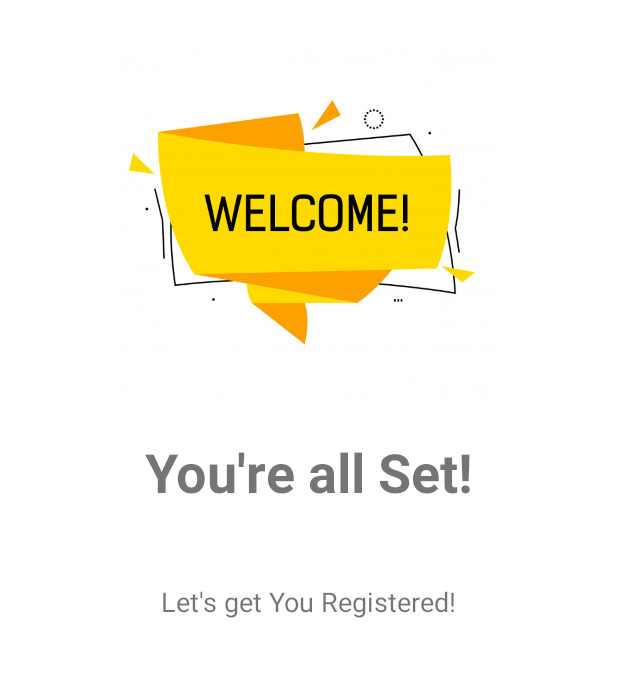
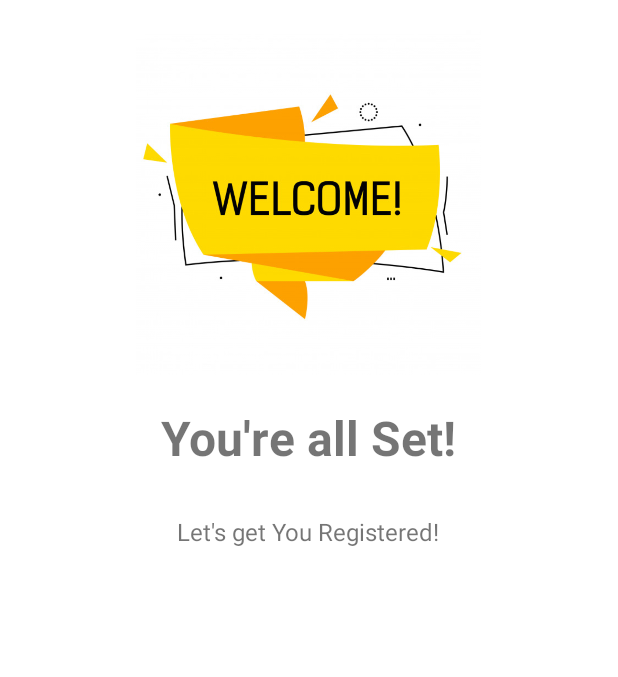
Before and after one commit to Phantom586/RadiateLabs, an Android app: the screen it shows after launch (IntroActivity), item 3 of the bottom bar chosen, on a phone screen of 412 x 824 dp, the part 195-872 px from its top. Run offline under Robolectric (Android 15) with nearby library versions, the phone set to English and light mode, and no system bars; libraries missing offline, so code that uses them is left out: com.github.ybq.android; 2 statements that could not run were skipped.

Commit message:
1 - made changes to MainActivity and OTPConfirmActivity EditText Fields, so that only a single line could be entered by the User. 2 - fixed Issue in SlideThirdFragmentActivity, i.e., The Get Started Button was overlapping the Text on the Screen.

```diff
--- a/NoQ_1/app/build.gradle
+++ b/NoQ_1/app/build.gradle
@@ -20,8 +20,8 @@ android {
         applicationId "com.younoq.noq"
         minSdkVersion 23
         targetSdkVersion 29
-        versionCode 8
-        versionName "1.3.0"
+        versionCode 9
+        versionName "1.4.0"
         testInstrumentationRunner "androidx.test.runner.AndroidJUnitRunner"
     }
     buildTypes {
--- a/NoQ_1/app/src/main/res/layout/activity_main.xml
+++ b/NoQ_1/app/src/main/res/layout/activity_main.xml
@@ -93,6 +93,9 @@
                     android:layout_width="wrap_content"
                     android:layout_height="wrap_content"
                     android:maxLines="1"
+                    android:lines="1"
+                    android:singleLine="true"
+                    android:inputType="number"
                     android:textColor="#FFF"
                     android:textSize="22sp"
                     android:ems="15"/>
--- a/NoQ_1/app/src/main/res/layout/activity_otpconfirm.xml
+++ b/NoQ_1/app/src/main/res/layout/activity_otpconfirm.xml
@@ -130,6 +130,9 @@
                         android:id="@+id/otp_enter"
                         android:layout_width="wrap_content"
                         android:layout_height="wrap_content"
+                        android:inputType="number"
+                        android:lines="1"
+                        android:singleLine="true"
                         android:maxLines="1"
                         android:textColor="#FFF"
                         android:textSize="22sp"
--- a/NoQ_1/app/src/main/res/layout/activity_slide_third_fragment.xml
+++ b/NoQ_1/app/src/main/res/layout/activity_slide_third_fragment.xml
@@ -18,8 +18,8 @@
 
     <ImageView
         android:id="@+id/imageView1"
-        android:layout_width="250dp"
-        android:layout_height="250dp"
+        android:layout_width="230dp"
+        android:layout_height="230dp"
         android:layout_marginTop="150dp"
         android:src="@drawable/welcome"
         app:layout_constraintEnd_toEndOf="parent"
@@ -35,7 +35,7 @@
         android:layout_marginEnd="146dp"
         android:gravity="center"
         android:text="@string/stf_header"
-        android:textSize="36sp"
+        android:textSize="32sp"
         android:textStyle="bold"
         app:layout_constraintEnd_toEndOf="parent"
         app:layout_constraintStart_toStartOf="parent"
@@ -45,11 +45,11 @@
         android:layout_width="wrap_content"
         android:layout_height="wrap_content"
         android:layout_marginStart="107dp"
-        android:layout_marginTop="50dp"
+        android:layout_marginTop="30dp"
         android:layout_marginEnd="107dp"
         android:gravity="center"
         android:text="@string/stf_desc"
-        android:textSize="18sp"
+        android:textSize="16sp"
         app:layout_constraintEnd_toEndOf="parent"
         app:layout_constraintStart_toStartOf="parent"
         app:layout_constraintTop_toBottomOf="@+id/textView4" />
```
